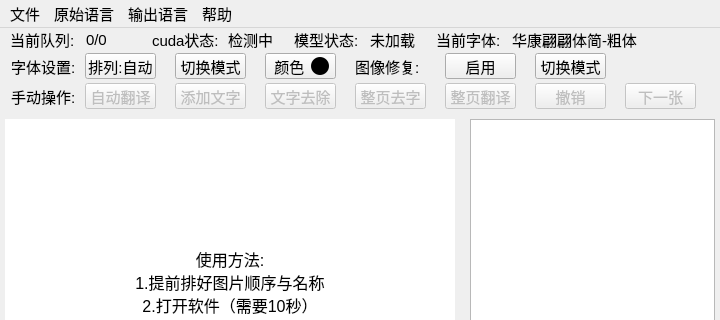
First picture: the form in interface.ui, repository jtl1207/comic-translation, before the edit; both pictures show x 0 to 720 and y 0 to 320 of the 720 by 820 pixel window.
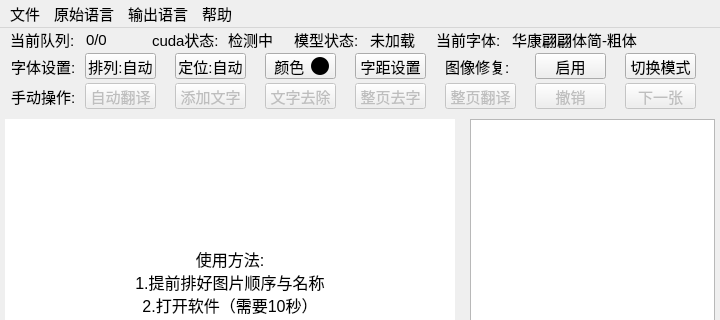
Second picture: the form after the edit. Icons and pictures are not drawn. Custom widgets are drawn as their Qt base class.

Diff of the .ui file:
```diff
--- a/interface.ui
+++ b/interface.ui
@@ -728,7 +728,7 @@
       <widget class="QPushButton" name="pushButton_8">
        <property name="geometry">
         <rect>
-         <x>440</x>
+         <x>530</x>
          <y>25</y>
          <width>71</width>
          <height>26</height>
@@ -920,7 +920,7 @@
       <widget class="QLabel" name="label_14">
        <property name="geometry">
         <rect>
-         <x>350</x>
+         <x>440</x>
          <y>25</y>
          <width>70</width>
          <height>26</height>
@@ -1009,7 +1009,7 @@
       <widget class="QPushButton" name="pushButton_11">
        <property name="geometry">
         <rect>
-         <x>530</x>
+         <x>620</x>
          <y>25</y>
          <width>71</width>
          <height>26</height>
@@ -1108,7 +1108,7 @@
         </font>
        </property>
        <property name="text">
-        <string>切换模式</string>
+        <string>定位:自动</string>
        </property>
        <property name="checkable">
         <bool>false</bool>
@@ -1153,6 +1153,39 @@
         <string>添加文字</string>
        </property>
       </widget>
+      <widget class="QPushButton" name="pushButton_16">
+       <property name="geometry">
+        <rect>
+         <x>350</x>
+         <y>25</y>
+         <width>71</width>
+         <height>26</height>
+        </rect>
+       </property>
+       <property name="minimumSize">
+        <size>
+         <width>60</width>
+         <height>26</height>
+        </size>
+       </property>
+       <property name="sizeIncrement">
+        <size>
+         <width>0</width>
+         <height>31</height>
+        </size>
+       </property>
+       <property name="font">
+        <font>
+         <pointsize>11</pointsize>
+        </font>
+       </property>
+       <property name="text">
+        <string>字距设置</string>
+       </property>
+       <property name="checkable">
+        <bool>false</bool>
+       </property>
+      </widget>
       <zorder>pushButton_4</zorder>
       <zorder>pushButton_6</zorder>
       <zorder>pushButton_2</zorder>
```
Left out of the diff: 4 changed lines with no effect on the pictures.
